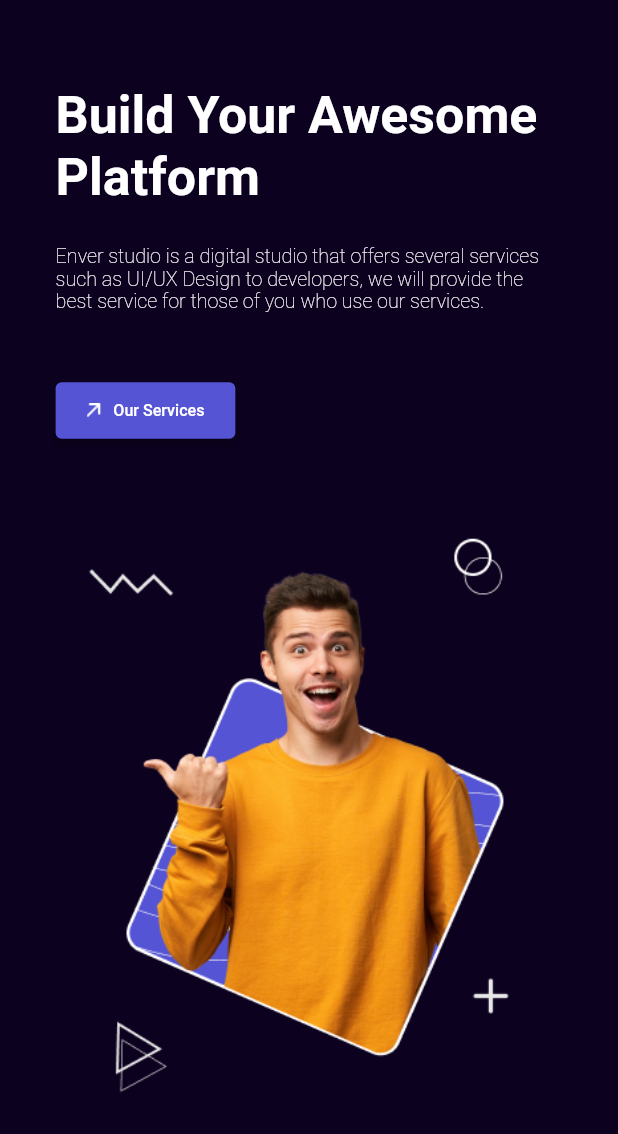
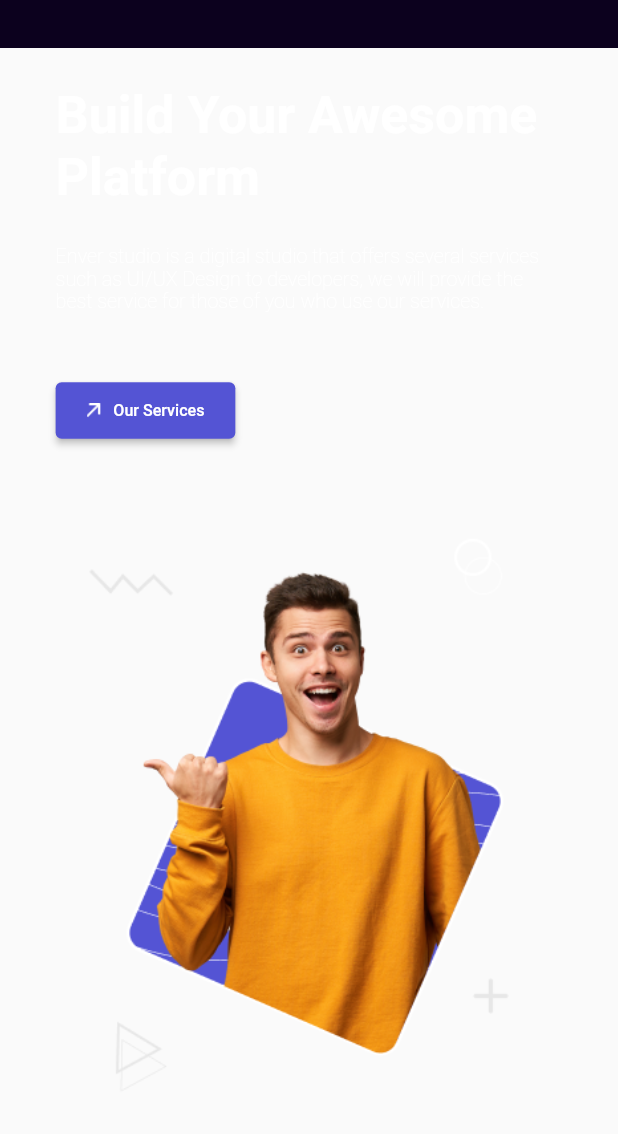
Before and after one commit to asilawad/responsive_design, a Flutter app: the screen it shows after launch, on a phone screen of 412 x 824 dp, the part 102-1236 px from its top. Run offline on Flutter 3.47's test engine with Material 2 defaults, Android fonts, the phone set to English and light mode, and no system bars.

Commit message:
Finish UI adjustments

```diff
--- a/lib/ui/shared/custom_logo.dart
+++ b/lib/ui/shared/custom_logo.dart
@@ -21,7 +21,7 @@ class CustomLogo extends StatelessWidget {
           SizedBox(
             width: AppWidth.w4,
           ),
-          CustomText(
+          const CustomText(
             text: "Enver",
             fontSize: AppFontSize.s28,
           ),
--- a/lib/ui/shared/responsive_elevated_button.dart
+++ b/lib/ui/shared/responsive_elevated_button.dart
@@ -2,7 +2,6 @@ import 'package:flutter/material.dart';
 import 'package:responsive_example/ui/shared/responsive_text.dart';
 import 'package:responsive_example/utils/responsive_helper/media_query_extension.dart';
 import '../../utils/constants/color_manager.dart';
-import '../../utils/constants/values_manager.dart';
 
 class ResponsiveElevatedButton extends StatelessWidget {
   final String text;
@@ -39,9 +38,8 @@ class ResponsiveElevatedButton extends StatelessWidget {
           style: ElevatedButton.styleFrom(
             backgroundColor: ColorManager.purple,
             padding: EdgeInsets.symmetric(
-               horizontal: context.screenWidth * 0.05,
-            vertical: context.screenHeight * 0.015,
-
+              horizontal: context.screenWidth * 0.05,
+              vertical: context.screenHeight * 0.015,
             ),
             minimumSize:
                 Size(context.screenWidth * .1, context.screenHeight * .01),
--- a/lib/ui/shared/responsive_text.dart
+++ b/lib/ui/shared/responsive_text.dart
@@ -60,8 +60,7 @@ class CustomText extends StatelessWidget {
       text,
       style: TextStyle(
         fontSize:
-        context.responsiveFontSize(context.screenWidth * .002 * fontSize),
-
+        context.responsiveFontSize(context.screenWidth * 0.002 * fontSize),
         color: color,
         fontWeight: fontWeight,
       ),
--- a/lib/ui/view/home/mobile_home_view.dart
+++ b/lib/ui/view/home/mobile_home_view.dart
@@ -12,7 +12,7 @@ class MobileHomeView extends StatelessWidget {
   @override
   Widget build(BuildContext context) {
     return Scaffold(
-      backgroundColor: ColorManager.bockgroundColor,
+
       body: CustomScrollView(
         slivers: [
           SliverAppBar(
@@ -36,6 +36,7 @@ class MobileHomeView extends StatelessWidget {
               )
             ],
           ),
+
           SliverPadding(
             padding: EdgeInsets.symmetric(horizontal: AppPadding.p24),
             sliver: SliverList(
--- a/lib/utils/responsive_helper/media_query_extension.dart
+++ b/lib/utils/responsive_helper/media_query_extension.dart
@@ -11,8 +11,7 @@ extension MediaQueryExt on BuildContext {
   double get devicePixelRatio => MediaQuery.of(this).devicePixelRatio;
 
   double responsiveFontSize(double fontSize) {
-    return MediaQuery.of(this).textScaler.scale(fontSize);
+    return  MediaQuery.of(this). textScaler.scale(fontSize);
   }
-
   double get diviceShortestSide => mediaQuerySize.shortestSide;
 }
```
Also changed, not shown: lib/ui/shared/custom_appbar.dart (+7 -8 lines), pubspec.lock.
